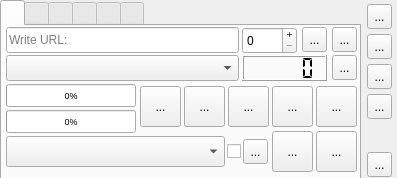
First picture: the form in parser.ui, repository Silver-North/ani-ma_checker, before the edit.
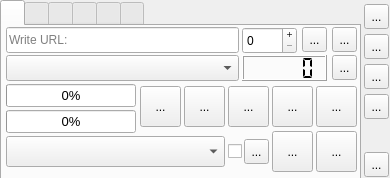
Second picture: the form after the edit. Icons and pictures are not drawn.

Commit message: update design & README

```diff
--- a/parser.ui
+++ b/parser.ui
@@ -6,19 +6,19 @@
    <rect>
     <x>0</x>
     <y>0</y>
-    <width>397</width>
+    <width>390</width>
     <height>178</height>
    </rect>
   </property>
   <property name="minimumSize">
    <size>
-    <width>397</width>
+    <width>390</width>
     <height>178</height>
    </size>
   </property>
   <property name="maximumSize">
    <size>
-    <width>397</width>
+    <width>390</width>
     <height>178</height>
    </size>
   </property>
@@ -29,7 +29,7 @@
    <widget class="QToolButton" name="toolButton_3">
     <property name="geometry">
      <rect>
-      <x>367</x>
+      <x>364</x>
       <y>4</y>
       <width>25</width>
       <height>25</height>
@@ -49,7 +49,7 @@
    <widget class="QToolButton" name="toolButton_11">
     <property name="geometry">
      <rect>
-      <x>367</x>
+      <x>364</x>
       <y>34</y>
       <width>25</width>
       <height>25</height>
@@ -367,7 +367,7 @@
       </property>
       <property name="font">
        <font>
-        <pointsize>7</pointsize>
+        <pointsize>10</pointsize>
        </font>
       </property>
       <property name="toolTip">
@@ -397,7 +397,7 @@
       </property>
       <property name="font">
        <font>
-        <pointsize>7</pointsize>
+        <pointsize>10</pointsize>
        </font>
       </property>
       <property name="toolTip">
@@ -438,7 +438,7 @@
      <widget class="QToolButton" name="toolButton_33">
       <property name="geometry">
        <rect>
-        <x>241</x>
+        <x>242</x>
         <y>113</y>
         <width>25</width>
         <height>25</height>
@@ -458,7 +458,7 @@
      <widget class="QCheckBox" name="checkBox">
       <property name="geometry">
        <rect>
-        <x>225</x>
+        <x>226</x>
         <y>118</y>
         <width>14</width>
         <height>14</height>
@@ -1343,7 +1343,7 @@
    <widget class="QToolButton" name="toolButton_18">
     <property name="geometry">
      <rect>
-      <x>367</x>
+      <x>364</x>
       <y>64</y>
       <width>25</width>
       <height>25</height>
@@ -1359,7 +1359,7 @@
    <widget class="QToolButton" name="toolButton_24">
     <property name="geometry">
      <rect>
-      <x>367</x>
+      <x>364</x>
       <y>152</y>
       <width>25</width>
       <height>25</height>
@@ -1381,7 +1381,7 @@
    <widget class="QToolButton" name="toolButton_6">
     <property name="geometry">
      <rect>
-      <x>367</x>
+      <x>364</x>
       <y>94</y>
       <width>25</width>
       <height>25</height>
```
Left out of the diff: 5 changed lines with no effect on the pictures. The commit also changes 3 other files.
